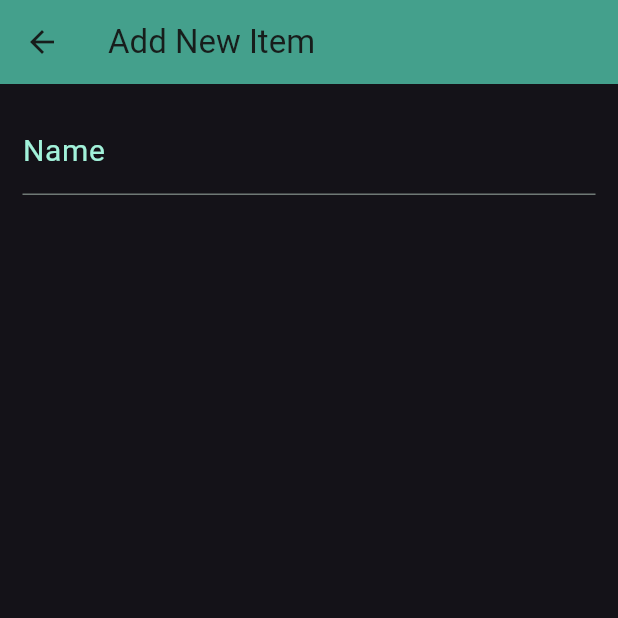
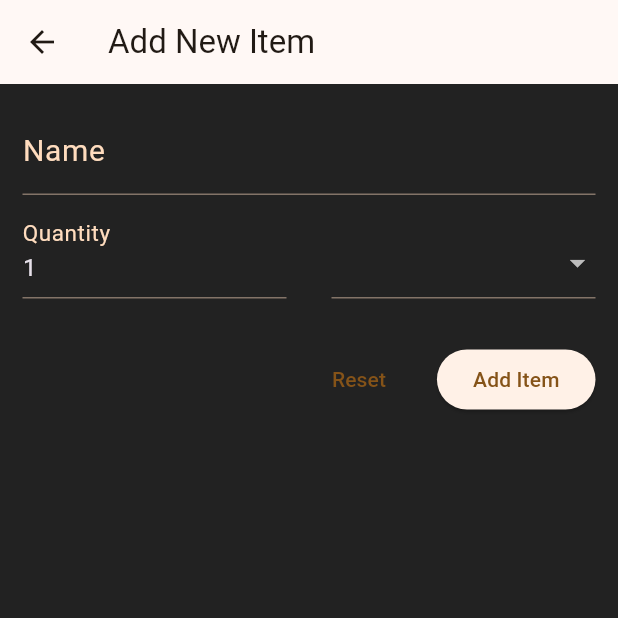
Before and after one commit to AbdelrhmanAmer/flutter_shop_app, a Flutter app: the screen it shows after launch, after a tap on the "add" icon, on a phone screen of 412 x 824 dp, the top half of it. Run offline on Flutter 3.47's test engine with Material 3 defaults, Android fonts, the phone set to English and light mode, and no system bars.

Commit message:
Form Key

```diff
--- a/shop_app/lib/main.dart
+++ b/shop_app/lib/main.dart
@@ -17,10 +17,10 @@ class MyApp extends StatelessWidget {
       theme: ThemeData.dark().copyWith(
         brightness: Brightness.dark,
         colorScheme: ColorScheme.fromSeed(
-          seedColor: Colors.tealAccent,
-          surface: Colors.tealAccent.withOpacity(.6),
+          seedColor: Colors.orange,
+          // surface: Colors.tealAccent.withOpacity(.6),
         ),
-        // scaffoldBackgroundColor:  Colors.b,
+        scaffoldBackgroundColor:  Colors.black87,
       ),
 
       home: const GroceryList(),
--- a/shop_app/lib/widgets/new_item.dart
+++ b/shop_app/lib/widgets/new_item.dart
@@ -1,4 +1,6 @@
+import 'package:flutter/foundation.dart';
 import 'package:flutter/material.dart';
+import '../data/categories.dart';
 
 class NewItem extends StatefulWidget {
   const NewItem({super.key});
@@ -8,6 +10,7 @@ class NewItem extends StatefulWidget {
 }
 
 class _NewItemState extends State<NewItem> {
+  final _formKey = GlobalKey<FormState>();
   @override
   Widget build(BuildContext context) {
     return Scaffold(
@@ -17,6 +20,7 @@ class _NewItemState extends State<NewItem> {
       body: Padding(
         padding: const EdgeInsets.all(15),
         child: Form(
+          key: _formKey,
           child: Column(
             children: [
               TextFormField(
@@ -35,10 +39,82 @@ class _NewItemState extends State<NewItem> {
                       value.trim().length <= 1 ||
                       value.trim().length > 50
                   ){
-                    return '';
+                    return 'Must be between 1 and 50 characters';
                   }
                   return null;
                 },
+              ),
+              const SizedBox(height: 10,),
+              Row(
+                crossAxisAlignment: CrossAxisAlignment.end,
+                children: [
+                  Expanded(
+                    child: TextFormField(
+                      keyboardType: TextInputType.number,
+                      decoration:  InputDecoration(
+                        labelText: 'Quantity',
+                        labelStyle: TextStyle(
+                          fontSize: 20,
+                          color: Theme.of(context).colorScheme.primaryContainer,
+                        ),
+                      ),
+                      initialValue: '1',
+                      validator: (String? value){
+                        if( value == null ||
+                            value.isEmpty ||
+                            int.tryParse(value) == null ||
+                            int.tryParse(value)! <= 0
+                        ){
+                          return 'Must be positive value..!';
+                        }
+                        return null;
+                      },
+                    ),
+                  ),
+                  const SizedBox(width: 30,),
+                  Expanded(
+                    child: DropdownButtonFormField(
+                        items:[
+                          for(final category in categories.entries)
+                            DropdownMenuItem(
+                              value: category.value,
+                              child: Row(
+                                children: [
+                                  Container(
+                                    height: 16,
+                                    width: 16,
+                                    color: category.value.color,
+                                  ),
+                                  const SizedBox(width: 6,),
+                                  Text(category.value.name),
+                                ],
+                              ),
+                            )
+                        ],
+                        onChanged: (value){}
+                    ),
+                  )
+                ],
+              ),
+              const SizedBox(height: 30,),
+              Row(
+                mainAxisAlignment: MainAxisAlignment.end,
+                crossAxisAlignment: CrossAxisAlignment.end,
+                children: [
+                  TextButton(
+                      onPressed: (){
+                        _formKey.currentState!.reset();
+                      },
+                      child: const Text("Reset")
+                  ),
+                  const SizedBox(width: 20,),
+                  ElevatedButton(
+                      onPressed: (){
+                        _formKey.currentState!.validate();
+                      },
+                      child: const Text("Add Item")
+                  )
+                ],
               )
             ],
           ),
```
